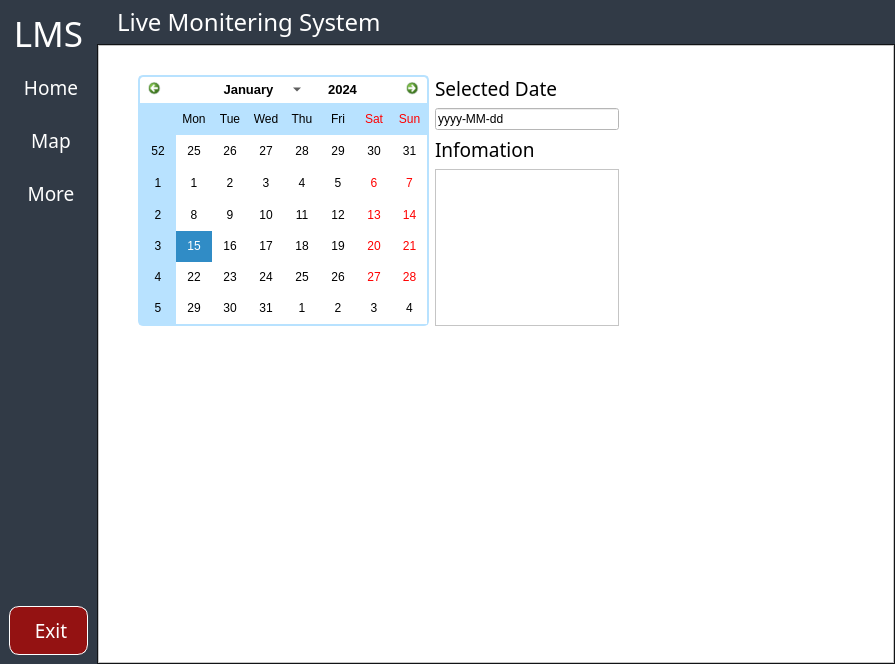
Before: the Qt Designer form ui/main.ui in kookjd7759/Live_Monitoring_System, drawn with Qt 5.
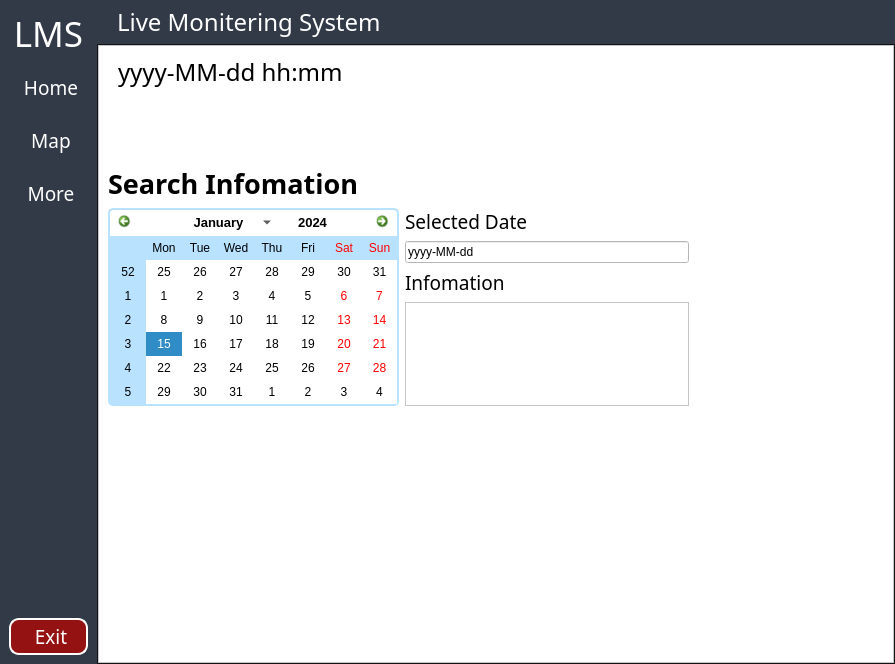
After: the same form once the commit is applied. Icons and pictures are not drawn.

```diff
--- a/ui/main.ui
+++ b/ui/main.ui
@@ -31,6 +31,10 @@
 	border-top-right-radius: 10px;
 	border-bottom-left-radius: 10px;
 	border-bottom-right-radius: 10px;
+}
+#menu_widget QPushButton:hover {
+	background-color: rgb(125,125,125);
+	border: 0px solid  #ffffff;
 }</string>
   </property>
   <widget class="QWidget" name="centralwidget">
@@ -202,10 +206,14 @@
          </property>
          <property name="styleSheet">
           <string notr="true">*{
-	border-width: 1px;
+	padding: 3px 10px;
+	border-width: 2px;
 	border-style: solid;
 	background-color: #941212;
 	color: #fff
+}
+#hover{
+	color: #fff
 }</string>
          </property>
          <property name="text">
@@ -357,15 +365,58 @@
                  <property name="frameShadow">
                   <enum>QFrame::Raised</enum>
                  </property>
-                 <widget class="QWidget" name="layoutWidget">
+                 <widget class="QLabel" name="today_date">
                   <property name="geometry">
                    <rect>
-                    <x>40</x>
-                    <y>30</y>
-                    <width>481</width>
-                    <height>251</height>
+                    <x>20</x>
+                    <y>10</y>
+                    <width>701</width>
+                    <height>34</height>
                    </rect>
                   </property>
+                  <property name="font">
+                   <font>
+                    <family>Agency FB</family>
+                    <pointsize>18</pointsize>
+                    <weight>50</weight>
+                    <bold>false</bold>
+                   </font>
+                  </property>
+                  <property name="styleSheet">
+                   <string notr="true">*{
+	backgroun: #000000
+}</string>
+                  </property>
+                  <property name="text">
+                   <string>yyyy-MM-dd hh:mm</string>
+                  </property>
+                 </widget>
+                 <widget class="QWidget" name="">
+                  <property name="geometry">
+                   <rect>
+                    <x>10</x>
+                    <y>120</y>
+                    <width>581</width>
+                    <height>241</height>
+                   </rect>
+                  </property>
+                  <layout class="QVBoxLayout" name="search_layout">
+                   <item>
+                    <widget class="QLabel" name="label_2">
+                     <property name="font">
+                      <font>
+                       <family>Agency FB</family>
+                       <pointsize>20</pointsize>
+                       <weight>75</weight>
+                       <bold>true</bold>
+                      </font>
+                     </property>
+                     <property name="text">
+                      <string>Search Infomation</string>
+                     </property>
+                    </widget>
+                   </item>
+                   <item>
                   <layout class="QHBoxLayout" name="horizontalLayout_2">
                    <item>
                     <widget class="QCalendarWidget" name="calendarWidget">
@@ -588,6 +639,8 @@
                     </layout>
                    </item>
                   </layout>
+                   </item>
+                  </layout>
                  </widget>
                 </widget>
                </item>
```
Left out of the diff: 8 changed lines with no effect on the pictures. Lines whose indentation alone changed are shown as unchanged.
